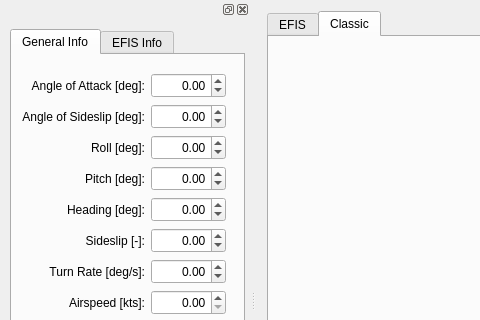
Old version of the form src/example/MainWindow.ui in the repository cvermot/QFlightinstruments; both pictures show x 0 to 480 and y 0 to 320 of the 1200 by 600 pixel window.
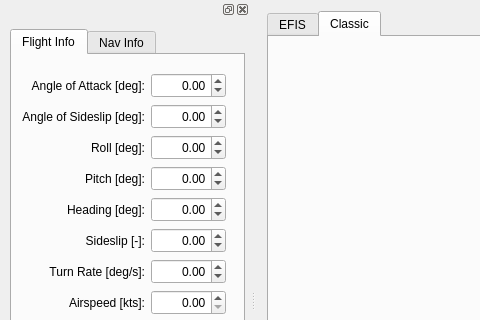
New version of the form. Custom widgets are drawn as their Qt base class.

```diff
--- a/src/example/MainWindow.ui
+++ b/src/example/MainWindow.ui
@@ -122,7 +122,7 @@
      </property>
      <widget class="QWidget" name="tab_3">
       <attribute name="title">
-       <string>General Info</string>
+       <string>Flight Info</string>
       </attribute>
       <widget class="QPushButton" name="pushButtonStall">
        <property name="geometry">
@@ -671,7 +671,7 @@
      </widget>
      <widget class="QWidget" name="tab_4">
       <attribute name="title">
-       <string>EFIS Info</string>
+       <string>Nav Info</string>
       </attribute>
       <widget class="QComboBox" name="comboBoxCDI">
        <property name="geometry">
```
